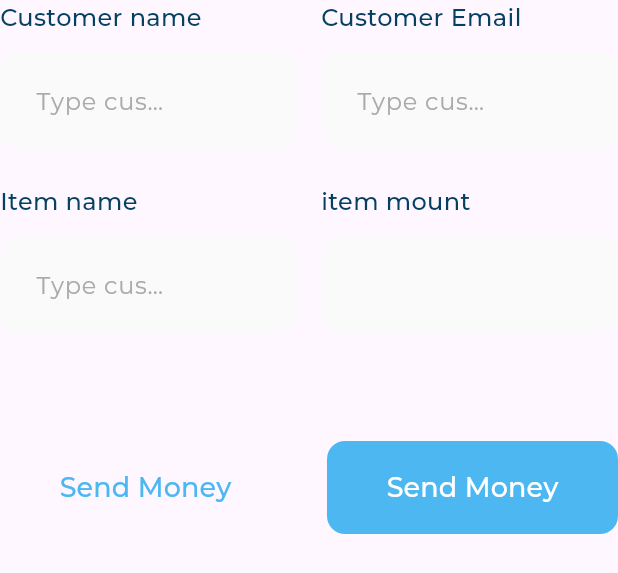
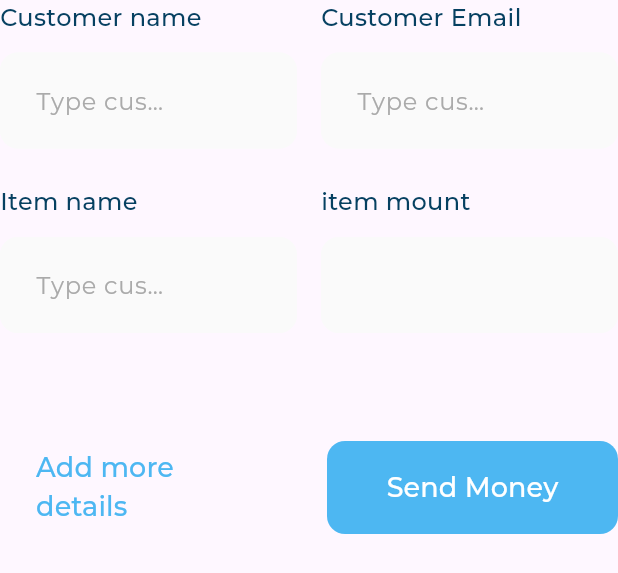
Before and after one commit to Youssef-Ma7moud-Eid/Responsive_Dashboard, a Flutter app: the FormsSection widget shown alone on an empty page, opened directly, on a phone screen of 412 x 824 dp. Shown: the top 573 px of the screen. Run offline on Flutter 3.47's test engine with Material 3 defaults, Android fonts, the phone set to English and light mode, and no system bars; our stand-ins replace flutter_svg.

```diff
--- a/lib/views/widgets/form_section.dart
+++ b/lib/views/widgets/form_section.dart
@@ -55,7 +55,7 @@ class FormsSection extends StatelessWidget {
           children: [
             Expanded(
               child: CustomButton(
-                text: 'Send Money',
+                text: 'Add more details',
                 textcolor: Color(0XFF4DB7F2),
                 backgroundColor: Colors.transparent,
               ),
```
